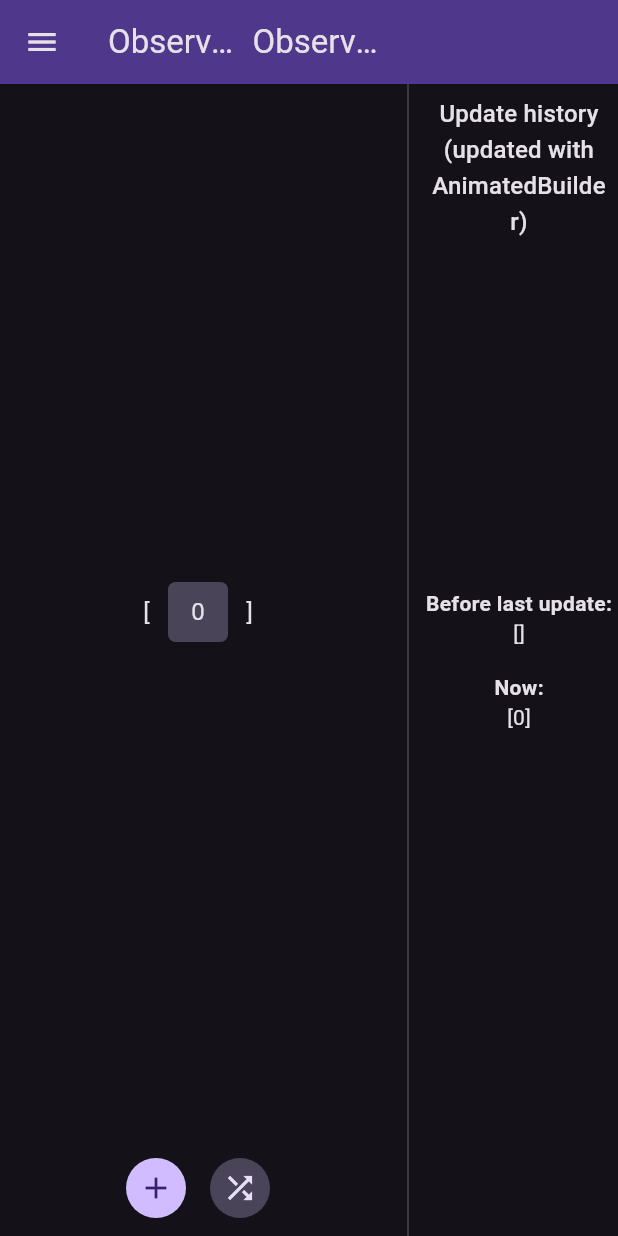
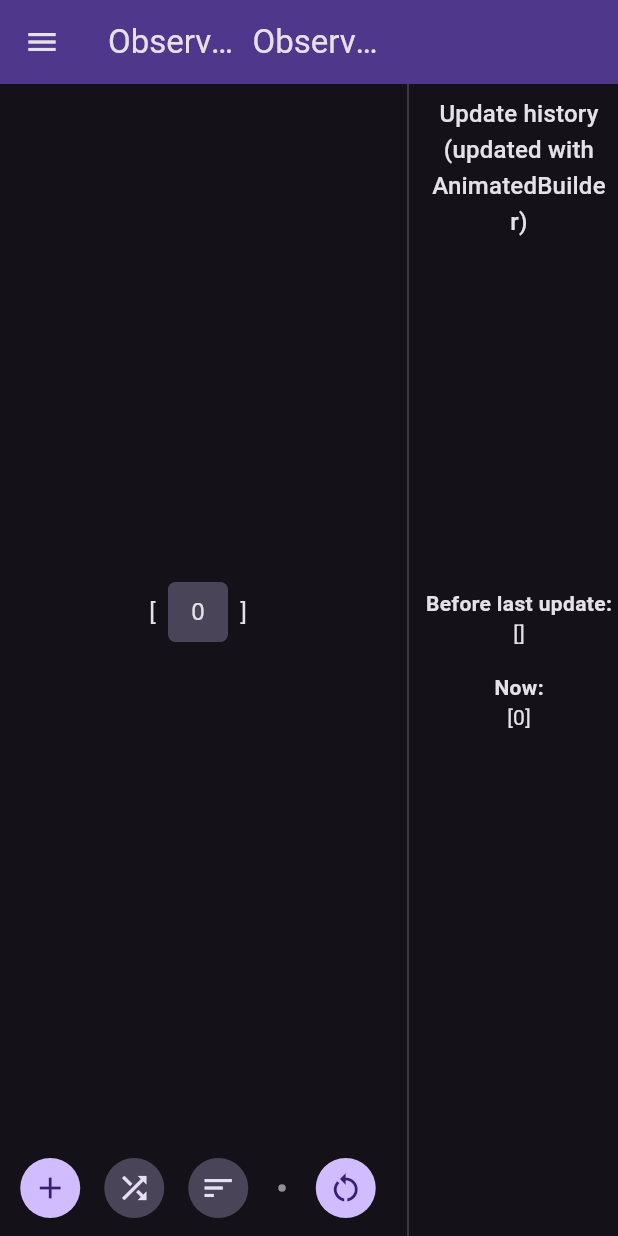
Before and after one commit to Este2013/observable_collections, a Flutter app: the screen it shows after launch, after a tap on the "add" icon, on a phone screen of 412 x 824 dp. Run offline on Flutter 3.47's test engine with Material 3 defaults, Android fonts, the phone set to English and light mode, and no system bars.

Commit message:
added demo app.

```diff
--- a/exemple_app/lib/main.dart
+++ b/exemple_app/lib/main.dart
@@ -42,7 +42,25 @@ class MainApp extends StatelessWidget {
                 DrawerSelectionItem('ObservableSet', icon: Icon(Icons.code)),
               ],
             ),
-            body: Row(
+            body: Builder(builder: (context) {
+              if (ctrl.selectedPage.value == 'ObservableList') {
+                return ObservableListExperimentsWidget();
+              } else {
+                return Center(child: Text('Unimplemented'));
+              }
+            }),
+          ),
+        ),
+      );
+}
+
+class ObservableListExperimentsWidget extends StatelessWidget {
+  const ObservableListExperimentsWidget({
+    super.key,
+  });
+
+  @override
+  Widget build(BuildContext context) => Row(
         children: [
           Expanded(
             flex: 2,
@@ -60,16 +78,23 @@ class MainApp extends StatelessWidget {
                       children: [
                         Text('[', style: Theme.of(context).textTheme.bodyLarge),
                         for (var item in ctrl.observableList.list)
-                                Container(
+                          Ink(
                             width: 40,
                             height: 40,
-                                  margin: EdgeInsets.all(4),
-                                  padding: EdgeInsets.all(8),
                             decoration: BoxDecoration(
                               color: Theme.of(context).colorScheme.secondaryContainer,
                               borderRadius: BorderRadius.circular(5),
                             ),
+                            child: ClipRRect(
+                              borderRadius: BorderRadius.circular(5),
+                              child: InkWell(
+                                onTap: () => ctrl.observableList.remove(item),
+                                child: Padding(
+                                  padding: const EdgeInsets.all(8.0),
                                   child: Center(child: Text(item.toString(), style: Theme.of(context).textTheme.bodyLarge)),
+                                ),
+                              ),
+                            ),
                           ),
                         Text(']', style: Theme.of(context).textTheme.bodyLarge),
                       ],
@@ -81,8 +106,19 @@ class MainApp extends StatelessWidget {
                       spacing: 8,
                       mainAxisAlignment: MainAxisAlignment.center,
                       children: [
-                              IconButton.filled(onPressed: () => ctrl.observableList.add(ctrl.nextOListInt++), icon: Icon(Icons.add)),
-                              IconButton.filledTonal(onPressed: () => ctrl.observableList.shuffle(), icon: Icon(Icons.shuffle)),
+                        IconButton.filled(tooltip: 'Add an item', onPressed: () => ctrl.observableList.add(ctrl.nextOListInt++), icon: Icon(Icons.add)),
+                        IconButton.filledTonal(tooltip: 'Shuffle', onPressed: () => ctrl.observableList.shuffle(), icon: Icon(Icons.shuffle)),
+                        IconButton.filledTonal(tooltip: 'Sort', onPressed: () => ctrl.observableList.sort(), icon: Icon(Icons.sort)),
+                        Container(
+                          width: 5,
+                          height: 5,
+                          margin: EdgeInsets.symmetric(horizontal: 8),
+                          decoration: BoxDecoration(
+                            shape: BoxShape.circle,
+                            color: Theme.of(context).dividerColor,
+                          ),
+                        ),
+                        IconButton.filled(tooltip: 'Reset', onPressed: () => ctrl.observableList.reset(), icon: Icon(Icons.restart_alt)),
                       ],
                     ),
                   )
@@ -93,9 +129,6 @@ class MainApp extends StatelessWidget {
           VerticalDivider(),
           Expanded(child: UpdateHistory()),
         ],
-            ),
-          ),
-        ),
       );
 }
 
@@ -115,18 +148,25 @@ class _UpdateHistoryState extends State<UpdateHistory> {
   void initState() {
     beforeUpdate2 = null;
     beforeUpdate1 = List.from(ctrl.observableList.list);
-    ctrl.observableList.addListener(() => setState(() {
+    ctrl.observableList.addListener(updateHistory);
+    super.initState();
+  }
+
+  void updateHistory() => setState(() {
         beforeUpdate2 = beforeUpdate1;
         beforeUpdate1 = List.from(ctrl.observableList.list);
-        }));
-    super.initState();
+      });
+
+  @override
+  void dispose() {
+    ctrl.observableList.removeListener(updateHistory);
+    super.dispose();
   }
 
   @override
   Widget build(BuildContext context) => AnimatedBuilder(
       animation: ctrl.observableList,
-      builder: (context, _) {
-        return Column(
+      builder: (context, _) => Column(
             children: [
               Padding(
                 padding: const EdgeInsets.all(8.0),
@@ -150,8 +190,7 @@ class _UpdateHistoryState extends State<UpdateHistory> {
                 ],
               )),
             ],
-        );
-      });
+          ));
 }
 
 class DrawerSelectionItem extends StatelessWidget {
--- a/pubspec.yaml
+++ b/pubspec.yaml
@@ -1,6 +1,6 @@
 name: observable_datasets
 description: "Provides wrapper classes around List and Set, implementing ChangeNotifier."
-version: 0.0.3
+version: 1.0.0
 repository: 'https://github.com/Este2013/observable_collections'
 
 environment:
```
Also changed, not shown: 2 other files. Lines whose indentation alone changed are shown as unchanged.
